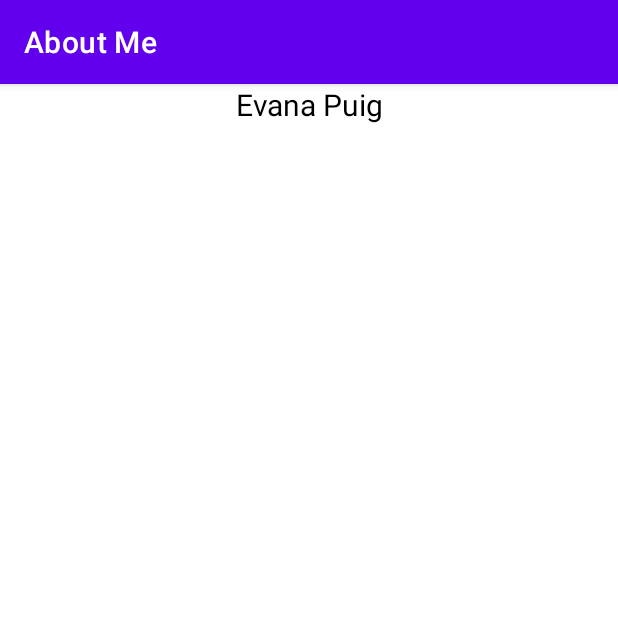
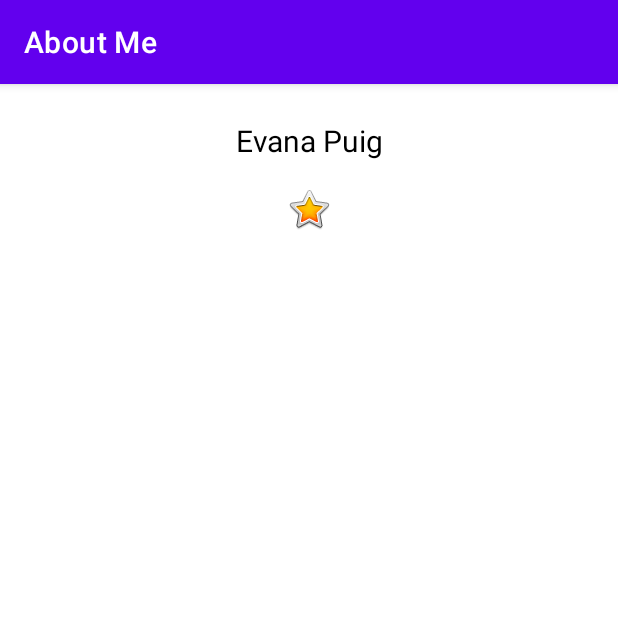
Before and after one commit to EvanaPuig/About-Me, an Android app: the screen it shows after launch (MainActivity), on a phone screen of 412 x 824 dp, the top half of it. Run offline under Robolectric (Android 15) with nearby library versions, the phone set to English and light mode, and no system bars.

Commit message:
Adds a star and a text view to the main activity and gives some styles to them

```diff
--- a/app/src/main/res/layout/activity_main.xml
+++ b/app/src/main/res/layout/activity_main.xml
@@ -1,14 +1,23 @@
 <?xml version="1.0" encoding="utf-8"?>
 <LinearLayout xmlns:android="http://schemas.android.com/apk/res/android"
-    android:orientation="vertical" android:layout_width="match_parent"
-    android:layout_height="match_parent">
+  xmlns:app="http://schemas.android.com/apk/res-auto"
+  android:layout_width="match_parent"
+  android:layout_height="match_parent"
+  android:orientation="vertical">
 
     <TextView
-        android:id="@+id/name_text"
-        android:layout_width="match_parent"
-        android:layout_height="wrap_content"
-        android:text="@string/name"
-        android:textAlignment="center"
-        android:textColor="@color/black"
-        android:textSize="@dimen/text_size_20sp" />
+      android:id="@+id/name_text"
+      style="@style/NameStyle"
+      android:layout_width="match_parent"
+      android:layout_height="wrap_content"
+      android:text="@string/name"
+      android:textAlignment="center" />
+
+    <ImageView
+      android:id="@+id/star_image"
+      android:layout_width="match_parent"
+      android:layout_height="wrap_content"
+      android:layout_marginTop="@dimen/layout_margin"
+      android:contentDescription="@string/yellow_star"
+      app:srcCompat="@android:drawable/btn_star_big_on" />
 </LinearLayout>
--- a/app/src/main/res/values/dimens.xml
+++ b/app/src/main/res/values/dimens.xml
@@ -1,4 +1,6 @@
 <?xml version="1.0" encoding="utf-8"?>
 <resources>
     <dimen name="text_size_20sp">20sp</dimen>
+    <dimen name="small_padding">8dp</dimen>
+    <dimen name="layout_margin">16dp</dimen>
 </resources>
--- a/app/src/main/res/values/strings.xml
+++ b/app/src/main/res/values/strings.xml
@@ -1,4 +1,5 @@
 <resources>
   <string name="app_name">About Me</string>
     <string name="name">Evana Puig</string>
+  <string name="yellow_star">Yellow star</string>
 </resources>
--- /dev/null
+++ b/app/src/main/res/values/styles.xml
@@ -0,0 +1,11 @@
+<?xml version="1.0" encoding="utf-8"?>
+<resources>
+
+    <style name="NameStyle">
+        <item name="android:layout_marginTop">@dimen/layout_margin</item>
+        <item name="android:fontFamily">rob</item>
+        <item name="android:paddingTop">@dimen/small_padding</item>
+        <item name="android:textColor">@color/black</item>
+        <item name="android:textSize">@dimen/text_size_20sp</item>
+    </style>
+</resources>
```
Also changed, not shown: app/src/main/res/font/roboto.ttf (added).
